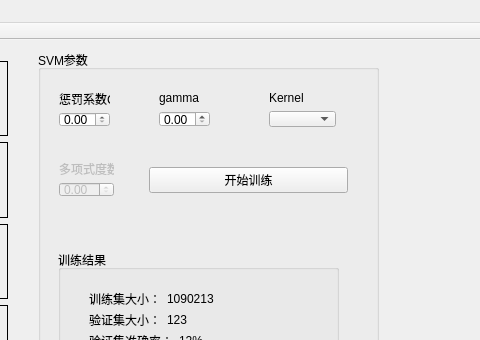
Above: src/CollectSample/trainingFrontEnd.ui from Penguinang/PlateRecog before the change; both pictures show x 642 to 1122 and y 0 to 340 of the 1122 by 514 pixel window. Below: the same form after it.
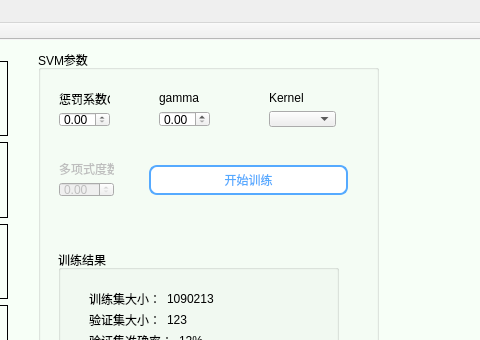
That is the form after the change. Icons and pictures are not drawn.

```diff
--- a/src/CollectSample/trainingFrontEnd.ui
+++ b/src/CollectSample/trainingFrontEnd.ui
@@ -11,7 +11,13 @@
    </rect>
   </property>
   <property name="windowTitle">
-   <string>trainingFrontEnd</string>
+   <string>Train</string>
+  </property>
+  <property name="styleSheet">
+   <string notr="true">QMainWindow
+{
+	background:rgb(247, 255, 247)
+}</string>
   </property>
   <widget class="QWidget" name="centralWidget">
    <widget class="QGroupBox" name="SVMParameters">
@@ -211,6 +217,28 @@
      <layout class="QVBoxLayout" name="verticalLayout_6">
       <item>
        <widget class="QPushButton" name="startTrainButton">
+        <property name="minimumSize">
+         <size>
+          <width>0</width>
+          <height>30</height>
+         </size>
+        </property>
+        <property name="styleSheet">
+         <string notr="true">QPushButton
+{
+	border: 2px solid rgb(85, 170, 255);  
+	background:rgb(255, 255, 255); 
+	color:rgb(85, 170, 255); 
+	
+	border-radius: 8px;
+}
+QPushButton:hover
+{
+	background:rgb(85, 170, 255);
+	color:rgb(255, 255, 255);
+}
+</string>
+        </property>
         <property name="text">
          <string>开始训练</string>
         </property>
```
Left out of the diff: 8 changed lines with no effect on the pictures.
